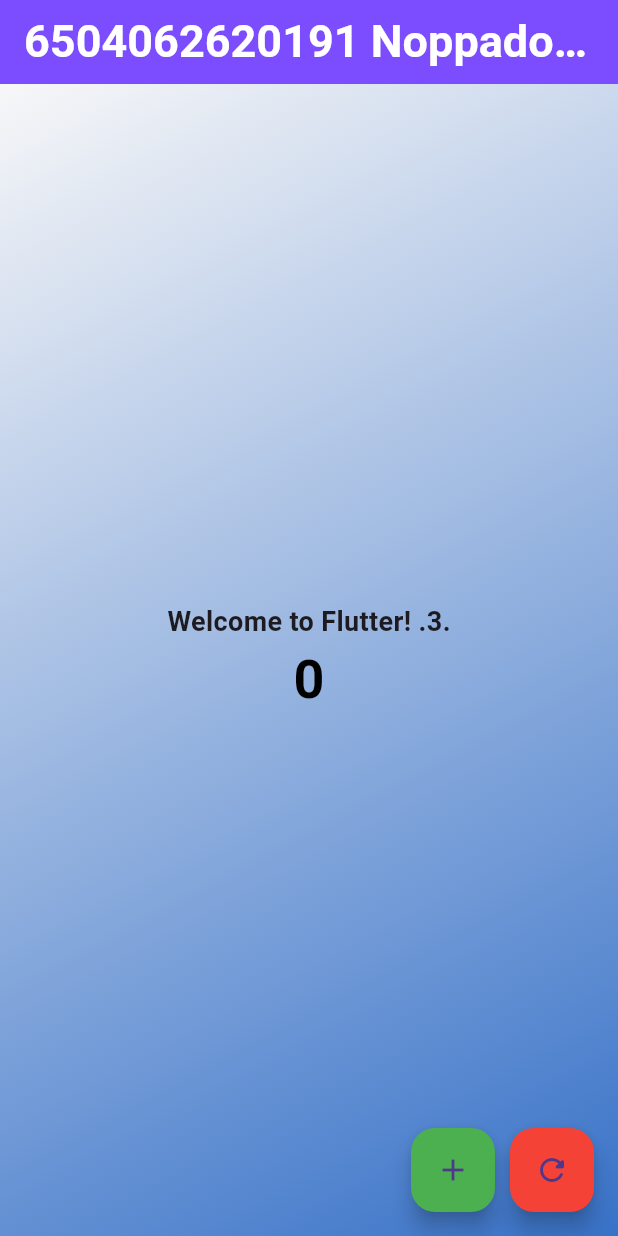
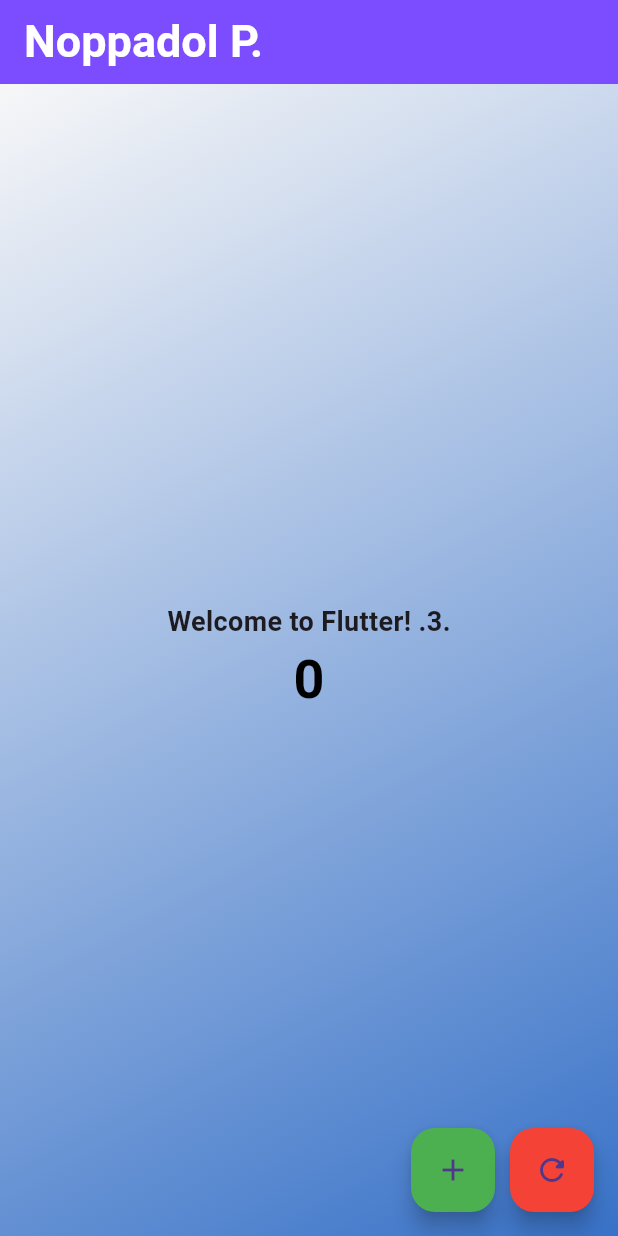
Before and after one commit to Noppadol35/Mobile-App-Kmutnb, a Flutter app: the screen it shows after launch, on a phone screen of 412 x 824 dp. Run offline on Flutter 3.47's test engine with Material 3 defaults, Android fonts, the light colour scheme and no system bars.

Commit message:
remove 65..

```diff
--- a/lib/main.dart
+++ b/lib/main.dart
@@ -11,7 +11,7 @@ class MyApp extends StatelessWidget {
   Widget build(BuildContext context) {
     return const MaterialApp(
       title: 'Wellcome to Flutter',
-      home: MyHomePage(title: '6504062620191 Noppadol P.'),
+      home: MyHomePage(title: 'Noppadol P.'),
     );
   }
 }
```
